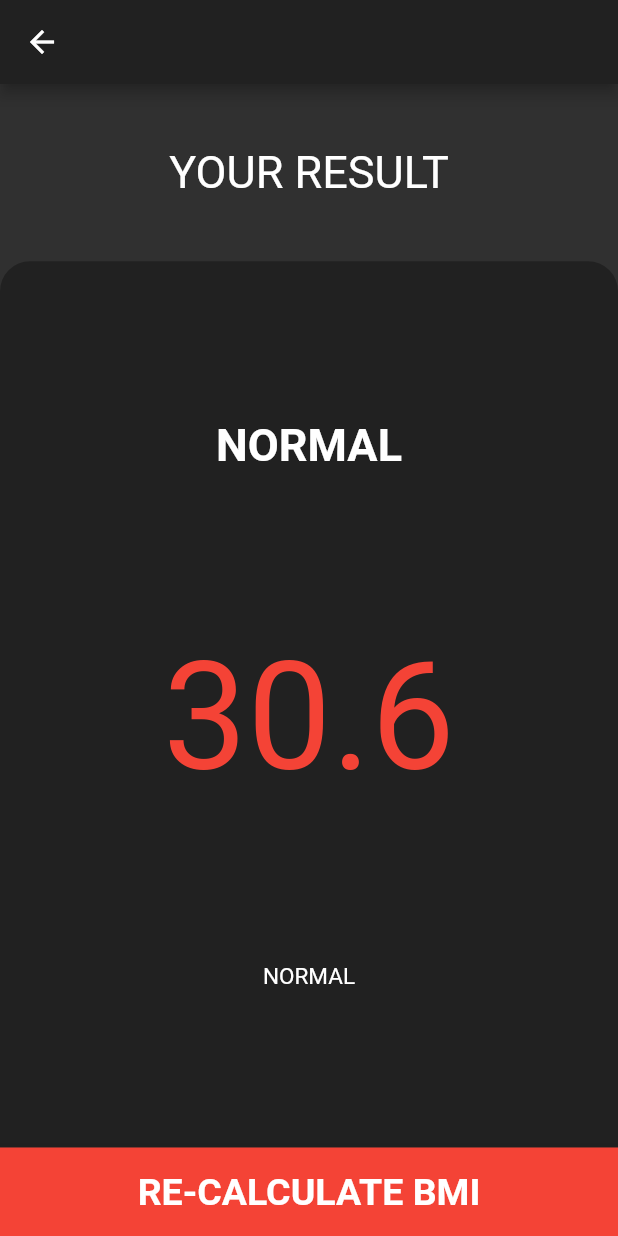
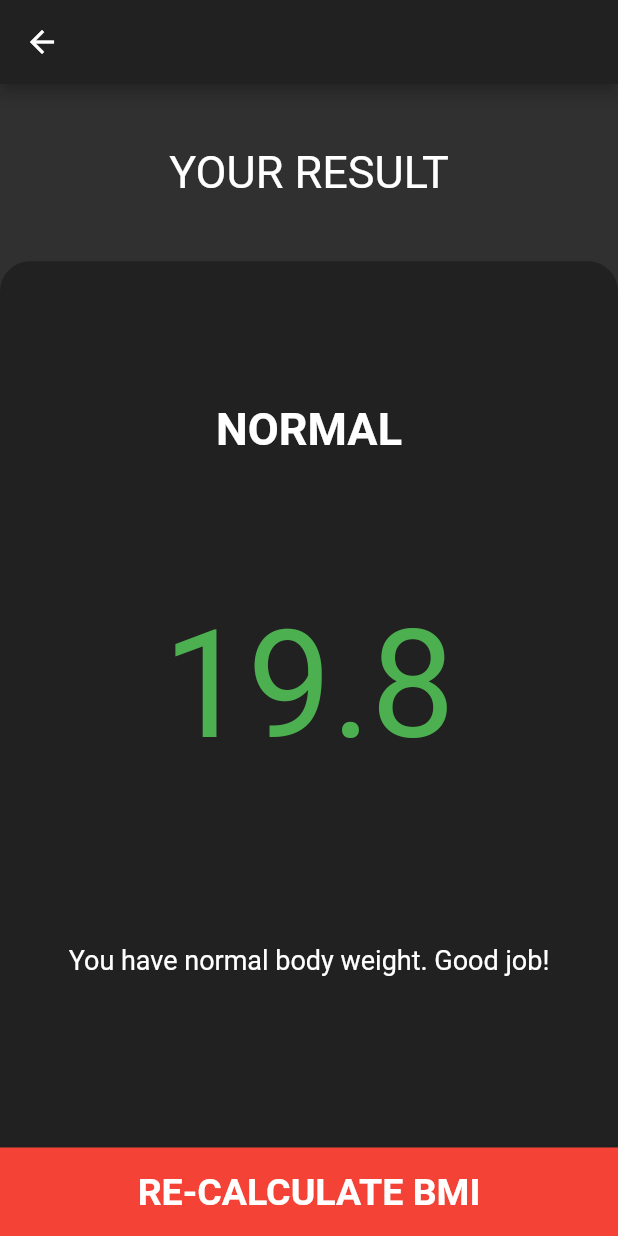
Before and after one commit to AMANDEEP-DAS/bmi-calculator, a Flutter app: the screen it shows after launch, after a tap on "CALCULATE BMI", on a phone screen of 412 x 824 dp. Run offline on Flutter 3.47's test engine with Material 2 defaults, Android fonts, the phone set to English and light mode, and no system bars.

Commit message:
completed bmi calculator

```diff
--- a/lib/screens/input_screen.dart
+++ b/lib/screens/input_screen.dart
@@ -1,6 +1,7 @@
 import 'package:bmi_calculator/screens/result_screen.dart';
 import 'package:flutter/cupertino.dart';
 import 'package:flutter/material.dart';
+import 'calculator_brain.dart';
 
 class InputScreen extends StatefulWidget {
   @override
@@ -22,7 +23,12 @@ class _InputScreenState extends State<InputScreen> {
       ),
       bottomNavigationBar: GestureDetector(
         onTap: (){
-          Navigator.push(context, MaterialPageRoute(builder: (context)=>ResultScreen()));
+          CalculatorBrain calc = CalculatorBrain(height: height, weight: weight);
+          Navigator.push(context, MaterialPageRoute(builder: (context)=>ResultScreen(
+            bmiResult: calc.calculateBmi(),
+            interpretation: calc.getInterpretation(),
+            resultText: calc.getResult(),
+          )));
         },
         child: BottomAppBar(
           color: Colors.red,
--- a/lib/screens/result_screen.dart
+++ b/lib/screens/result_screen.dart
@@ -1,6 +1,12 @@
+
 import 'package:flutter/material.dart';
 
 class ResultScreen extends StatelessWidget {
+  ResultScreen({required this.interpretation,required this.resultText,required this.bmiResult});
+  final String bmiResult;
+  final String resultText;
+  final String interpretation;
+
 
   @override
   Widget build(BuildContext context) {
@@ -46,9 +52,9 @@ class ResultScreen extends StatelessWidget {
                 mainAxisAlignment: MainAxisAlignment.spaceEvenly,
                 crossAxisAlignment: CrossAxisAlignment.stretch,
                 children: [
-                  Center(child: Text('NORMAL',style: TextStyle(fontSize: 30,fontWeight: FontWeight.bold),)),
-                  Center(child: Text('30.6',style: TextStyle(fontSize: 100,color: Colors.red),)),
-                  Center(child: Text('NORMAL',style: TextStyle(fontSize: 15),))
+                  Center(child: Text(resultText.toUpperCase(),style: TextStyle(fontSize: 30,fontWeight: FontWeight.bold),)),
+                  Center(child: Text(bmiResult,style: TextStyle(fontSize: 100,color: Colors.green),)),
+                  Container(padding: EdgeInsets.all(20),child: Center(child: Text(interpretation,style: TextStyle(fontSize: 18),maxLines: 2,)))
                 ],
               ),
             ),
```
